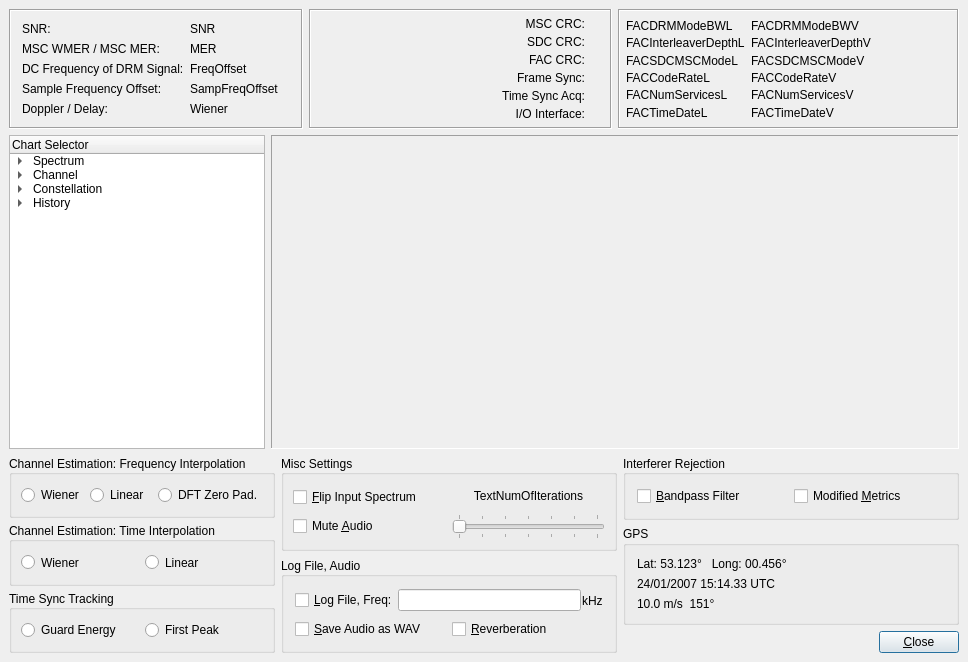
This is dream/src/GUI-QT/systemevalDlgbase.ui in mmjee/dream-patched as Qt 5 draws it before an edit. The edited form follows.
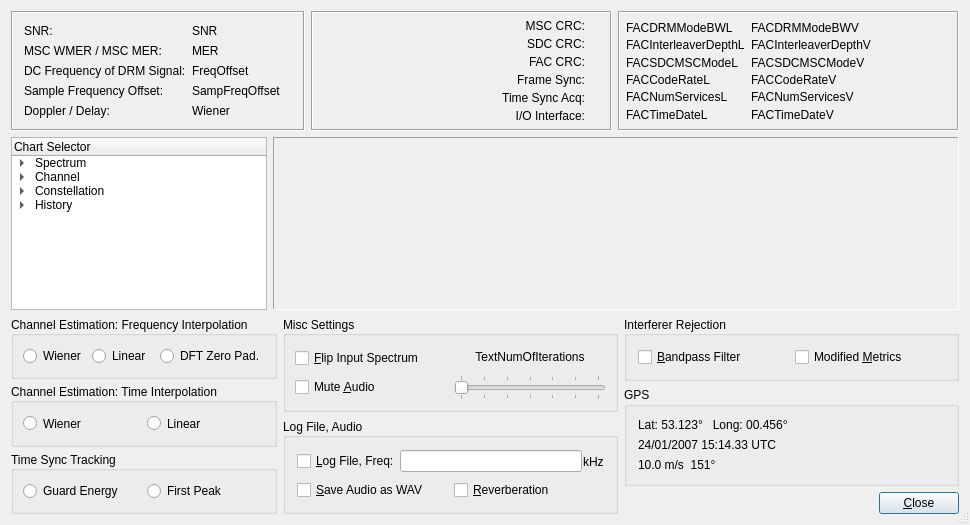
This is the edited form. Icons and pictures are not drawn. Custom widgets are drawn as their Qt base class.

Commit message: fixed "What's This?" context menu not showing, changed system eval. QMainWindow to QDialog

```diff
--- a/dream/src/GUI-QT/systemevalDlgbase.ui
+++ b/dream/src/GUI-QT/systemevalDlgbase.ui
@@ -1,19 +1,23 @@
 <?xml version="1.0" encoding="UTF-8"?>
 <ui version="4.0">
  <class>SystemEvaluationWindow</class>
- <widget class="QMainWindow" name="SystemEvaluationWindow">
+ <widget class="QDialog" name="SystemEvaluationWindow">
   <property name="geometry">
    <rect>
     <x>0</x>
     <y>0</y>
-    <width>968</width>
-    <height>662</height>
+    <width>970</width>
+    <height>525</height>
    </rect>
   </property>
   <property name="windowTitle">
    <string>System Evaluation</string>
   </property>
-  <widget class="QWidget" name="centralwidget">
+  <property name="sizeGripEnabled">
+   <bool>true</bool>
+  </property>
+  <layout class="QVBoxLayout" name="verticalLayout_3">
+   <item>
    <layout class="QVBoxLayout" name="verticalLayout">
     <item>
      <layout class="QHBoxLayout">
@@ -1564,7 +1568,8 @@
      </layout>
     </item>
    </layout>
-  </widget>
+   </item>
+  </layout>
  </widget>
  <customwidgets>
   <customwidget>
```
Lines whose indentation alone changed are shown as unchanged. The commit also changes 2 other files.
